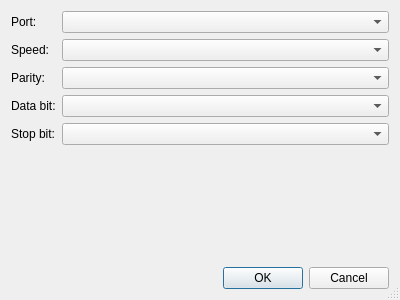
Above: src/dlgportsetup.ui from brumla/oscillograph before the change. Below: the same form after it.
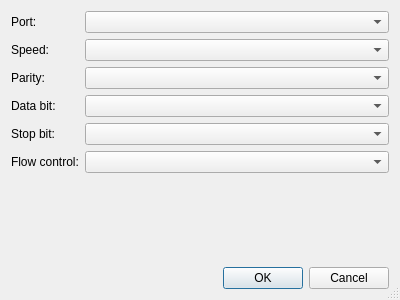
That is the form after the change.

Commit message: values for the port combos created from Qt enums

What changed in the file:
```diff
--- a/src/dlgportsetup.ui
+++ b/src/dlgportsetup.ui
@@ -34,7 +34,7 @@
     </widget>
    </item>
    <item row="4" column="1">
-    <widget class="QComboBox" name="comboBox_5">
+    <widget class="QComboBox" name="cbStopBit">
      <property name="sizePolicy">
       <sizepolicy hsizetype="Expanding" vsizetype="Fixed">
        <horstretch>0</horstretch>
@@ -43,7 +43,7 @@
      </property>
     </widget>
    </item>
-   <item row="5" column="1">
+   <item row="6" column="1">
     <spacer name="verticalSpacer">
      <property name="orientation">
       <enum>Qt::Vertical</enum>
@@ -56,16 +56,6 @@
      </property>
     </spacer>
    </item>
-   <item row="3" column="1">
-    <widget class="QComboBox" name="comboBox_4">
-     <property name="sizePolicy">
-      <sizepolicy hsizetype="Expanding" vsizetype="Fixed">
-       <horstretch>0</horstretch>
-       <verstretch>0</verstretch>
-      </sizepolicy>
-     </property>
-    </widget>
-   </item>
    <item row="0" column="1">
     <widget class="QComboBox" name="cbPort">
      <property name="sizePolicy">
@@ -83,6 +73,36 @@
      </property>
     </widget>
    </item>
+   <item row="3" column="1">
+    <widget class="QComboBox" name="cbDataBit">
+     <property name="sizePolicy">
+      <sizepolicy hsizetype="Expanding" vsizetype="Fixed">
+       <horstretch>0</horstretch>
+       <verstretch>0</verstretch>
+      </sizepolicy>
+     </property>
+    </widget>
+   </item>
+   <item row="7" column="0" colspan="2">
+    <widget class="QDialogButtonBox" name="buttonBox">
+     <property name="orientation">
+      <enum>Qt::Horizontal</enum>
+     </property>
+     <property name="standardButtons">
+      <set>QDialogButtonBox::Cancel|QDialogButtonBox::Ok</set>
+     </property>
+    </widget>
+   </item>
+   <item row="1" column="1">
+    <widget class="QComboBox" name="cbSpeed">
+     <property name="sizePolicy">
+      <sizepolicy hsizetype="Expanding" vsizetype="Fixed">
+       <horstretch>0</horstretch>
+       <verstretch>0</verstretch>
+      </sizepolicy>
+     </property>
+    </widget>
+   </item>
    <item row="2" column="0">
     <widget class="QLabel" name="label_3">
      <property name="text">
@@ -90,16 +110,6 @@
      </property>
     </widget>
    </item>
-   <item row="1" column="1">
-    <widget class="QComboBox" name="comboBox_2">
-     <property name="sizePolicy">
-      <sizepolicy hsizetype="Expanding" vsizetype="Fixed">
-       <horstretch>0</horstretch>
-       <verstretch>0</verstretch>
-      </sizepolicy>
-     </property>
-    </widget>
-   </item>
    <item row="3" column="0">
     <widget class="QLabel" name="label_4">
      <property name="text">
@@ -107,16 +117,6 @@
      </property>
     </widget>
    </item>
-   <item row="6" column="0" colspan="2">
-    <widget class="QDialogButtonBox" name="buttonBox">
-     <property name="orientation">
-      <enum>Qt::Horizontal</enum>
-     </property>
-     <property name="standardButtons">
-      <set>QDialogButtonBox::Cancel|QDialogButtonBox::Ok</set>
-     </property>
-    </widget>
-   </item>
    <item row="1" column="0">
     <widget class="QLabel" name="label_2">
      <property name="text">
@@ -125,7 +125,7 @@
     </widget>
    </item>
    <item row="2" column="1">
-    <widget class="QComboBox" name="comboBox_3">
+    <widget class="QComboBox" name="cbParity">
      <property name="sizePolicy">
       <sizepolicy hsizetype="Expanding" vsizetype="Fixed">
        <horstretch>0</horstretch>
@@ -134,6 +134,16 @@
      </property>
     </widget>
    </item>
+   <item row="5" column="1">
+    <widget class="QComboBox" name="cbFlowControl"/>
+   </item>
+   <item row="5" column="0">
+    <widget class="QLabel" name="label_6">
+     <property name="text">
+      <string>Flow control:</string>
+     </property>
+    </widget>
+   </item>
   </layout>
  </widget>
  <resources/>
```
Left out of the diff: 8 changed lines with no effect on the pictures. The commit also changes 1 other file.
